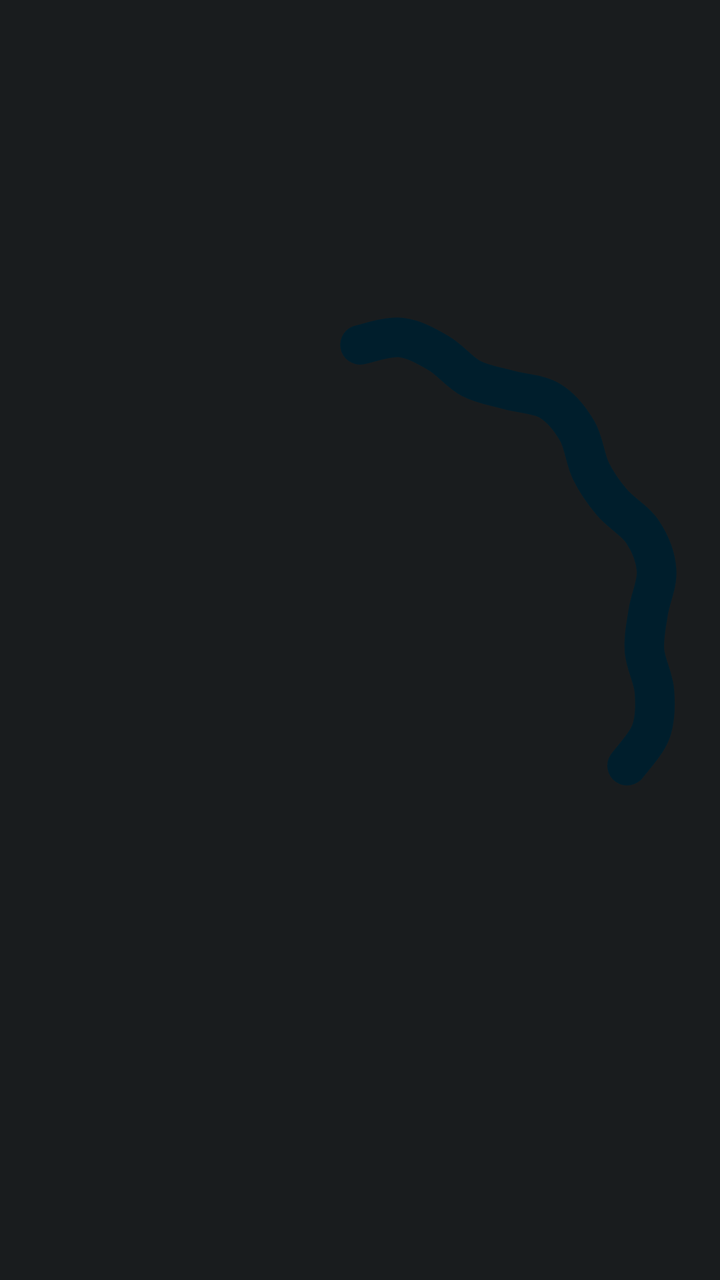
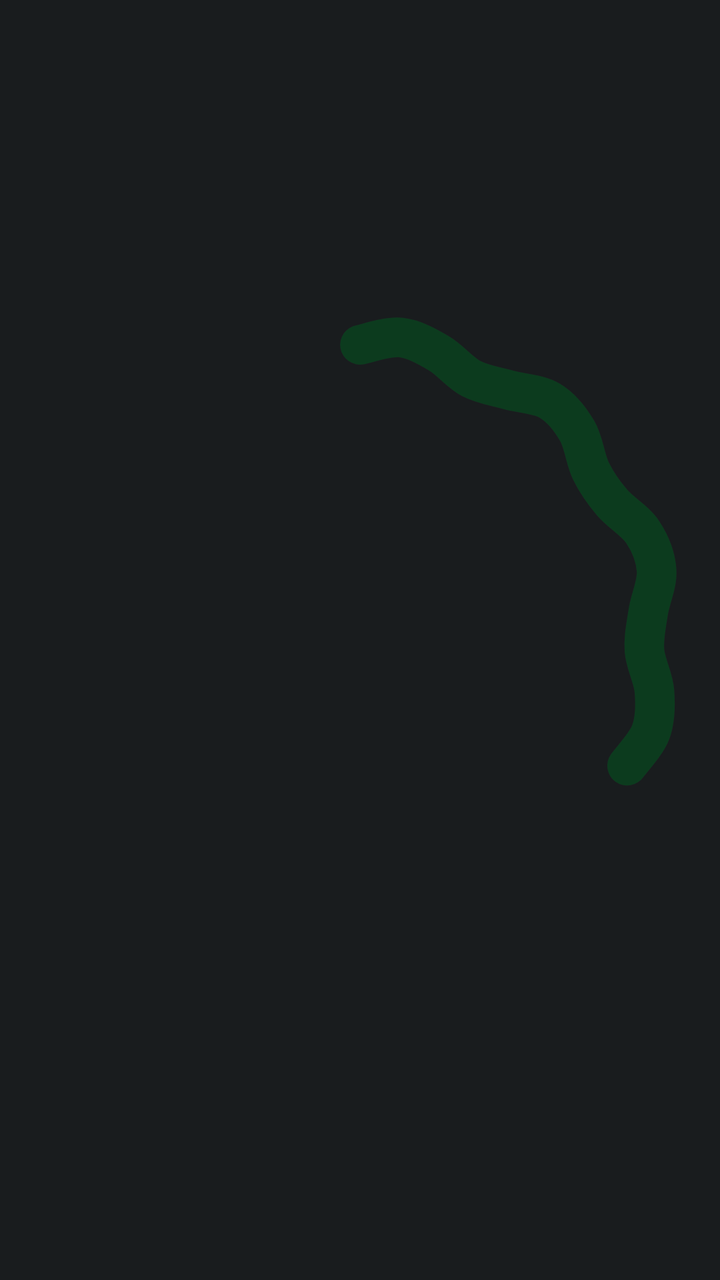

Screens rendered from an Android XML layout before and after an edit, with the pre-edit source and the edit as a unified diff.
<!-- AndroidManifest.xml: application theme AppTheme -->
<!-- res/layout/wave_32.xml -->
<?xml version="1.0" encoding="utf-8"?>
<ProgressBar xmlns:android="http://schemas.android.com/apk/res/android"
    android:id="@+id/wave"
    android:layout_width="120dp"
    android:layout_height="120dp"
    android:layout_gravity="center"
    android:indeterminate="true"
    android:indeterminateBehavior="repeat"
    android:indeterminateDuration="1600"
    android:indeterminateDrawable="@drawable/charge_wave_32"
    android:indeterminateTint="@color/g_on_primary_c"
    android:indeterminateTintMode="src_in" />
<!-- resources referenced by this layout -->
<resources>
  <color name="g_on_primary_c">@android:color/system_accent1_900</color>
  <!-- drawable charge_wave_32: vector/xml drawable (drawable, 27751 chars, omitted) -->
  <style name="AppTheme" parent="@android:style/Theme.DeviceDefault.NoActionBar">
          <item name="android:windowBackground">@color/ui_bg</item>
          <item name="android:statusBarColor">@android:color/transparent</item>
          <item name="android:navigationBarColor">@android:color/transparent</item>
          <item name="android:windowLightStatusBar">false</item>
          <item name="android:windowLightNavigationBar">false</item>
      </style>
  <color name="ui_bg">@android:color/system_neutral1_900</color>
</resources>

<!-- the commit's change to res/layout/wave_32.xml (unified diff, before → after) -->
@@ -8,5 +8,5 @@
     android:indeterminateBehavior="repeat"
     android:indeterminateDuration="1600"
     android:indeterminateDrawable="@drawable/charge_wave_32"
-    android:indeterminateTint="@color/g_on_primary_c"
+    android:indeterminateTint="@color/g_on_charge"
     android:indeterminateTintMode="src_in" />
<!-- resource entries referenced after the edit -->
@@ -1,6 +1,6 @@
 <!-- resources referenced by this layout -->
 <resources>
-  <color name="g_on_primary_c">@android:color/system_accent1_900</color>
+  <color name="g_on_charge">#FF0C3B1E</color>
   <!-- drawable charge_wave_32: vector/xml drawable (drawable, 27751 chars, omitted) -->
   <style name="AppTheme" parent="@android:style/Theme.DeviceDefault.NoActionBar">
           <item name="android:windowBackground">@color/ui_bg</item>
